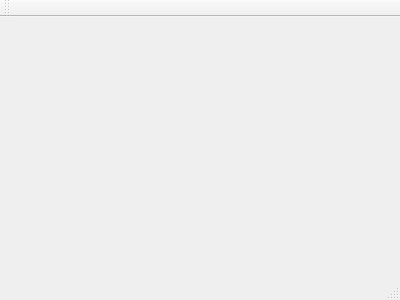
Old version of the form mainwindow.ui in the repository Konano/Programming-Training-QtMCS.
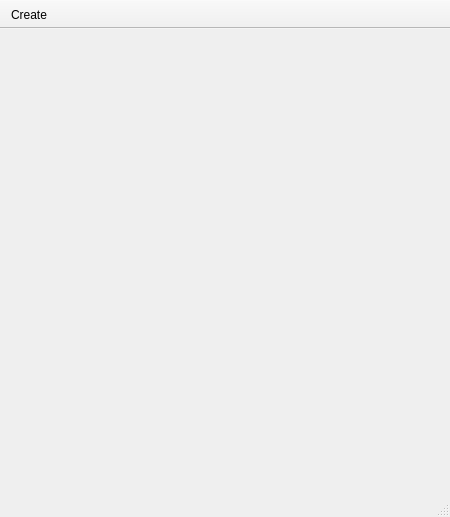
New version of the form.

```diff
--- a/mainwindow.ui
+++ b/mainwindow.ui
@@ -1,24 +1,48 @@
 <ui version="4.0">
  <class>MainWindow</class>
- <widget class="QMainWindow" name="MainWindow" >
-  <property name="geometry" >
+ <widget class="QMainWindow" name="MainWindow">
+  <property name="geometry">
    <rect>
     <x>0</x>
     <y>0</y>
-    <width>400</width>
-    <height>300</height>
+    <width>450</width>
+    <height>517</height>
    </rect>
   </property>
   <property name="windowTitle" >
    <string>MainWindow</string>
   </property>
-  <widget class="QMenuBar" name="menuBar" />
-  <widget class="QToolBar" name="mainToolBar" />
-  <widget class="QWidget" name="centralWidget" />
-  <widget class="QStatusBar" name="statusBar" />
+  <widget class="QWidget" name="centralWidget"/>
+  <widget class="QMenuBar" name="menuBar">
+   <property name="geometry">
+    <rect>
+     <x>0</x>
+     <y>0</y>
+     <width>450</width>
+     <height>23</height>
+    </rect>
+   </property>
+  </widget>
+  <widget class="QToolBar" name="mainToolBar">
+   <property name="movable">
+    <bool>false</bool>
+   </property>
+   <attribute name="toolBarArea">
+    <enum>TopToolBarArea</enum>
+   </attribute>
+   <attribute name="toolBarBreak">
+    <bool>false</bool>
+   </attribute>
+   <addaction name="actionCreate"/>
+  </widget>
+  <widget class="QStatusBar" name="statusBar"/>
+  <action name="actionCreate">
+   <property name="text">
+    <string>Create</string>
+   </property>
+  </action>
  </widget>
- <layoutDefault spacing="6" margin="11" />
- <pixmapfunction></pixmapfunction>
+ <layoutdefault spacing="6" margin="11"/>
  <resources/>
  <connections/>
 </ui>
```
Left out of the diff: 3 changed lines with no effect on the pictures.
